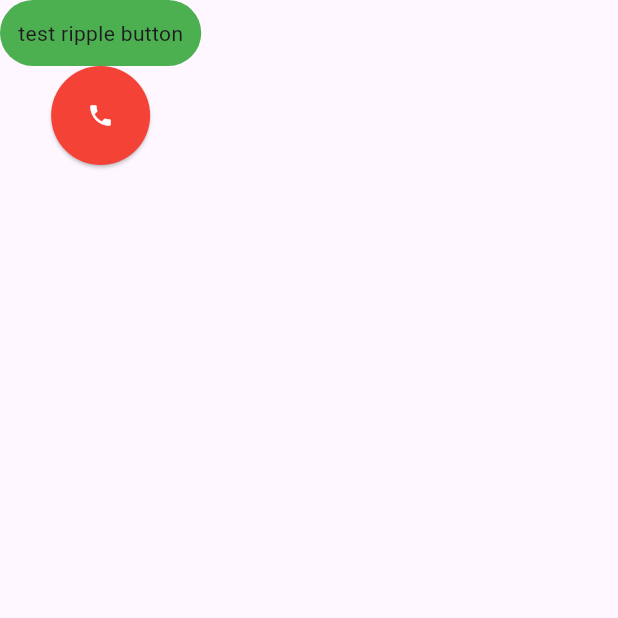
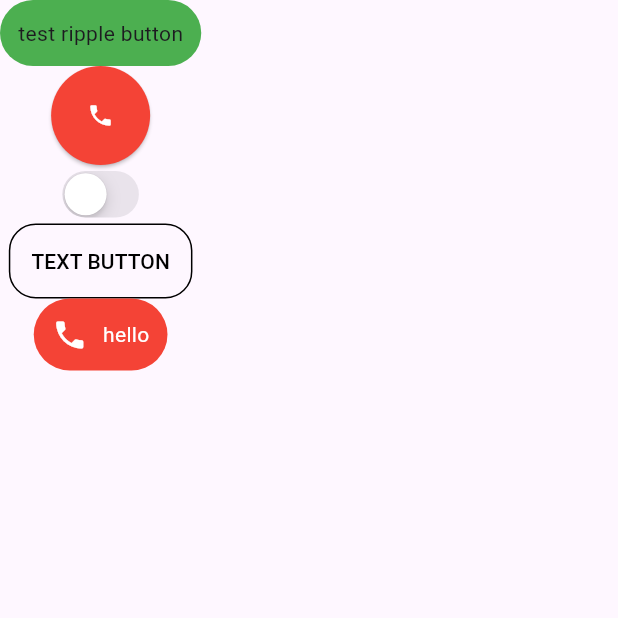
Before and after one commit to anh0701/flutter-template, a Flutter app: the screen it shows after launch, on a phone screen of 412 x 824 dp, the top half of it. Run offline on Flutter 3.47's test engine with Material 3 defaults, Android fonts, the phone set to English and light mode, and no system bars.

Commit message:
add icon text button

```diff
--- a/lib/MyHomePage.dart
+++ b/lib/MyHomePage.dart
@@ -1,7 +1,9 @@
 import 'package:flutter/material.dart';
 
 import 'custom_button/circle_button.dart';
+import 'custom_button/icon_text_button.dart';
 import 'custom_button/ripple_button.dart';
+import 'custom_button/rounded_button.dart';
 import 'custom_button/switch_button.dart';
 
 class MyHomePage extends StatefulWidget {
@@ -12,6 +14,8 @@ class MyHomePage extends StatefulWidget {
 }
 
 class _MyHomePageState extends State<MyHomePage> {
+  bool _switchValue = false;
+
   @override
   Widget build(BuildContext context) {
     return Scaffold(
@@ -38,8 +42,22 @@ class _MyHomePageState extends State<MyHomePage> {
                       ],
                     ),
                   )),
+
           // circle button
             circle_button(Icons.phone,Colors.white, Colors.red, ()=>{}),
+
+          // switch button
+          switch_button(_switchValue, Colors.black, (p0) {
+            setState(() {
+              _switchValue = p0;
+            });
+           }),
+
+          //  rounded button
+          rounded_button("text button", Colors.black, ()=>{}),
+
+          // icon text button
+          icon_text_button("hello", Colors.red, Icons.phone, Colors.white, MainAxisSize.min , ()=>{}),
         ],
       ),
     );
--- /dev/null
+++ b/lib/custom_button/icon_text_button.dart
@@ -0,0 +1,37 @@
+import 'package:flutter/material.dart';
+
+Widget icon_text_button(String text, Color color_button, IconData icon,
+    Color color_icon, MainAxisSize size, void Function()? onTap) {
+  return Container(
+    decoration: BoxDecoration(
+      borderRadius: BorderRadius.circular(30), //radius widget
+      color: color_button,
+    ),
+    child: Material(
+      color: Colors.transparent,
+      child: InkWell(
+        borderRadius: BorderRadius.circular(30), //radius animation
+        onTap: onTap,
+        child: Container(
+          padding: EdgeInsets.all(12),
+          child: Row(
+            mainAxisSize: size,
+            children: [
+              Icon(
+                icon,
+                color: color_icon,
+              ),
+              SizedBox(
+                width: 10,
+              ),
+              Text(
+                text,
+                style: TextStyle(color: color_icon),
+              ),
+            ],
+          ),
+        ),
+      ),
+    ),
+  );
+}
--- /dev/null
+++ b/lib/custom_button/rounded_button.dart
@@ -0,0 +1,15 @@
+import 'package:flutter/material.dart';
+
+Widget rounded_button(
+    String text, Color color_border, void Function()? onPressed) {
+  return TextButton(
+      child: Text(text.toUpperCase(), style: TextStyle(fontSize: 14)),
+      style: ButtonStyle(
+          padding: MaterialStateProperty.all<EdgeInsets>(EdgeInsets.all(15)),
+          foregroundColor: MaterialStateProperty.all<Color>(color_border),
+          shape: MaterialStateProperty.all<RoundedRectangleBorder>(
+              RoundedRectangleBorder(
+                  borderRadius: BorderRadius.circular(18.0),
+                  side: BorderSide(color: color_border)))),
+      onPressed: onPressed);
+}
--- a/lib/custom_button/switch_button.dart
+++ b/lib/custom_button/switch_button.dart
@@ -1,6 +1,6 @@
 import 'package:flutter/cupertino.dart';
 import 'package:flutter/material.dart';
 
-Widget switch_button(bool _switchValue, void Function(bool)? onChanged) {
-  return CupertinoSwitch(value: _switchValue, onChanged: onChanged);
+Widget switch_button(bool _switchValue, Color color, void Function(bool)? onChanged) {
+  return CupertinoSwitch(value: _switchValue, activeColor: color, onChanged: onChanged);
 }
```
Also changed, not shown: lib/custom_button/circle_button.dart (+6 -2 lines).
